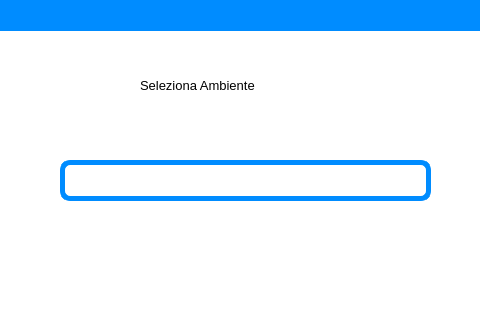
The window that view/seleziona_ambiente.ui (ISacchitella/MicroOne_v1.1) describes before a commit, drawn with Qt 5.
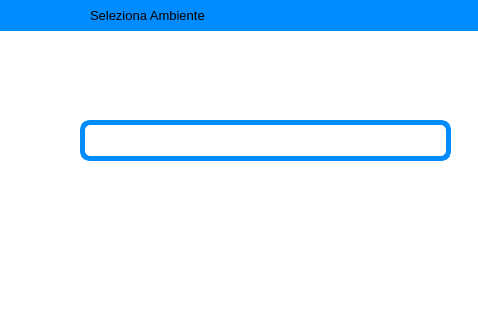
The same window after the commit. Icons and pictures are not drawn.

Patch:
```diff
--- a/view/seleziona_ambiente.ui
+++ b/view/seleziona_ambiente.ui
@@ -6,8 +6,8 @@
    <rect>
     <x>0</x>
     <y>0</y>
-    <width>480</width>
-    <height>320</height>
+    <width>478</width>
+    <height>313</height>
    </rect>
   </property>
   <property name="windowTitle">
@@ -19,8 +19,8 @@
   <widget class="QComboBox" name="comboBox">
    <property name="geometry">
     <rect>
-     <x>60</x>
-     <y>160</y>
+     <x>80</x>
+     <y>120</y>
      <width>371</width>
      <height>41</height>
     </rect>
@@ -85,8 +85,8 @@
   <widget class="QLabel" name="label">
    <property name="geometry">
     <rect>
-     <x>140</x>
-     <y>70</y>
+     <x>90</x>
+     <y>0</y>
      <width>151</width>
      <height>31</height>
     </rect>
@@ -99,7 +99,8 @@
     </font>
    </property>
    <property name="styleSheet">
-    <string notr="true">color: rgb(0, 0, 0);</string>
+    <string notr="true">color: rgb(0, 0, 0);
+background-color: rgb(0, 140, 255);</string>
    </property>
    <property name="text">
     <string>Seleziona Ambiente</string>
@@ -108,10 +109,10 @@
   <widget class="QLabel" name="nome_label">
    <property name="geometry">
     <rect>
-     <x>290</x>
-     <y>70</y>
-     <width>51</width>
-     <height>31</height>
+     <x>10</x>
+     <y>120</y>
+     <width>61</width>
+     <height>41</height>
     </rect>
    </property>
    <property name="font">
```
